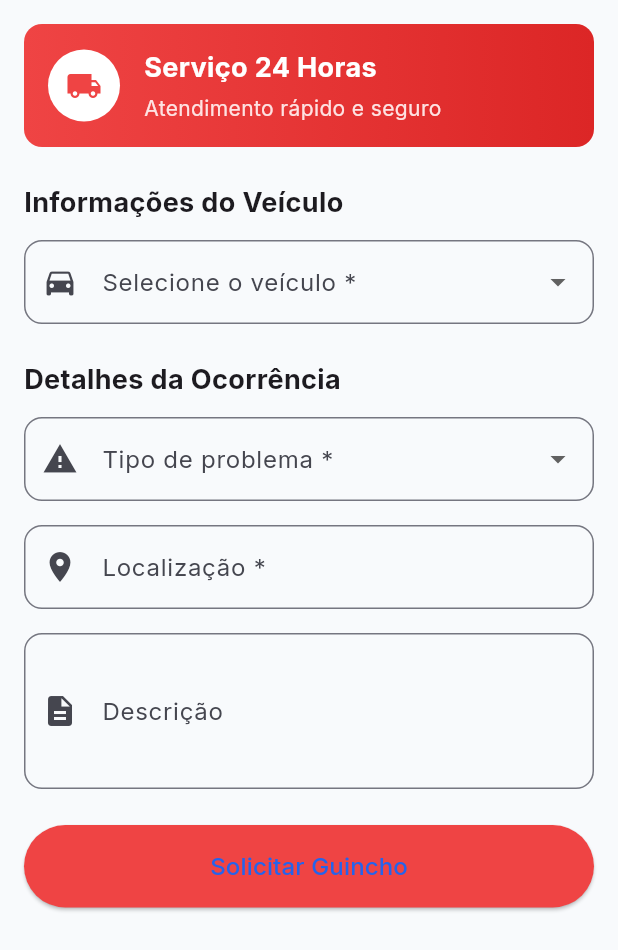
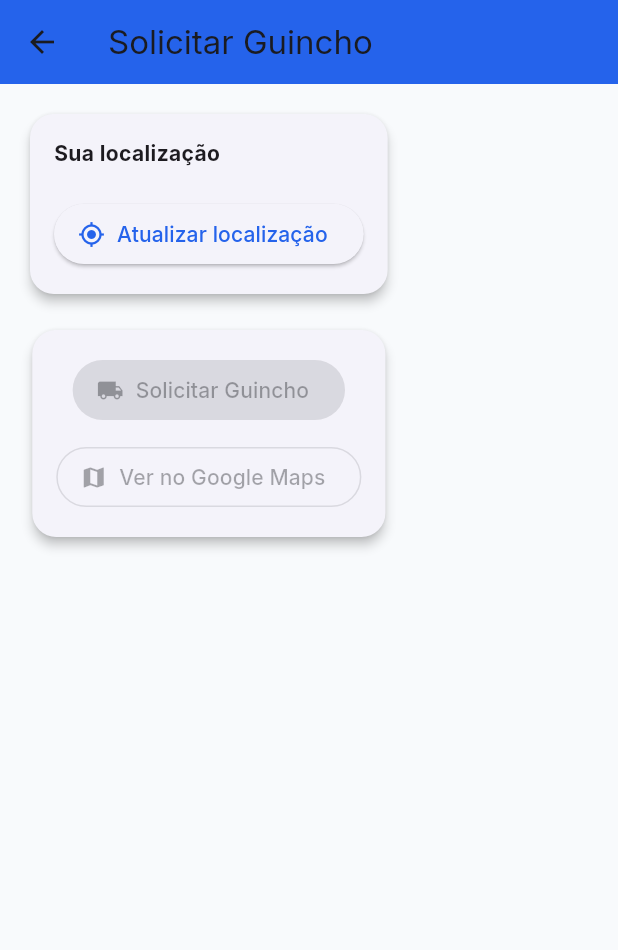
Before and after one commit to Dev-Rodrigo-Marins/promec_gti, a Flutter app: the SolicitarGuinchoScreen screen opened directly, on a phone screen of 412 x 824 dp. Shown: the top 950 px of the screen. Run offline on Flutter 3.47's test engine with Material 3 defaults, Android fonts, the light colour scheme and no system bars; our stand-ins replace firebase_auth, firebase_core, flutter_map, fluttertoast, geolocator, go_router and 3 more; accounts and stored records are empty.

Commit message:
mapa e solictar guincho ok - pendete oficinas proximas

```diff
--- a/flutter_app/lib/screens/cliente/solicitar_guincho_screen.dart
+++ b/flutter_app/lib/screens/cliente/solicitar_guincho_screen.dart
@@ -1,216 +1,300 @@
 import 'package:flutter/material.dart';
+import 'package:geolocator/geolocator.dart';
+import 'package:url_launcher/url_launcher.dart';
+import 'package:flutter_map/flutter_map.dart';
+import 'package:latlong2/latlong.dart';
+import 'dart:convert';
+import 'package:http/http.dart' as http;
 
 class SolicitarGuinchoScreen extends StatefulWidget {
-  const SolicitarGuinchoScreen({super.key});
+  const SolicitarGuinchoScreen({Key? key}) : super(key: key);
 
   @override
   State<SolicitarGuinchoScreen> createState() =>
       _SolicitarGuinchoScreenState();
 }
 
-class _SolicitarGuinchoScreenState extends State<SolicitarGuinchoScreen> {
-  final _formKey = GlobalKey<FormState>();
+class _SolicitarGuinchoScreenState
+    extends State<SolicitarGuinchoScreen> {
+  Position? _position;
+  bool _loading = false;
 
-  String? _veiculoSelecionado;
-  String? _tipoProblema;
+  // Lista de marcadores para o flutter_map
+  List<Marker> _markers = [];
 
-  final TextEditingController _localizacaoController = TextEditingController();
-  final TextEditingController _descricaoController = TextEditingController();
+  /// ===============================
+  /// BUSCAR OFICINAS (API)
+  /// ===============================
+  Future<List<Map<String, dynamic>>> buscarOficinas(
+      double lat, double lon) async {
+    final url = Uri.parse(
+        'http://204.216.132.130/promec/api/oficinas_proximas.php?lat=$lat&lon=$lon');
 
-  // 🔧 CORRIGIDO: tipagem forte
-  final List<Map<String, String>> _veiculos = [
-    {'id': '1', 'nome': 'Gol 2020 - ABC-1234'},
-    {'id': '2', 'nome': 'Civic 2021 - DEF-5678'},
-  ];
+    final response =
+        await http.get(url).timeout(const Duration(seconds: 10));
 
-  final List<String> _tiposProblema = [
-    'Pane mecânica',
-    'Pneu furado',
-    'Bateria descarregada',
-    'Sem combustível',
-    'Acidente',
-    'Outro',
-  ];
+    if (response.statusCode == 200) {
+      final data = jsonDecode(response.body);
 
-  @override
-  void dispose() {
-    _localizacaoController.dispose();
-    _descricaoController.dispose();
-    super.dispose();
+      if (data['status'] == 'ok') {
+        return List<Map<String, dynamic>>.from(data['dados']);
+      } else {
+        throw Exception(data['mensagem']);
+      }
+    } else {
+      throw Exception('Erro HTTP');
+    }
   }
 
+  /// ===============================
+  /// CARREGAR OFICINAS NO MAPA
+  /// ===============================
+  Future<void> _carregarOficinas() async {
+    if (_position == null) return;
+
+    try {
+      final oficinas = await buscarOficinas(
+        _position!.latitude,
+        _position!.longitude,
+      );
+
+      List<Marker> novosMarkers = [];
+
+      // 📍 marcador do usuário
+      novosMarkers.add(
+        Marker(
+          point: LatLng(
+            _position!.latitude,
+            _position!.longitude,
+          ),
+          width: 40,
+          height: 40,
+          builder: (_) => const Icon(
+            Icons.location_on,
+            color: Colors.blue,
+            size: 40,
+          ),
+        ),
+      );
+
+      // 🔧 oficinas
+      for (var oficina in oficinas) {
+        novosMarkers.add(
+          Marker(
+            point: LatLng(
+              oficina['lat'],
+              oficina['lon'],
+            ),
+            width: 40,
+            height: 40,
+            builder: (_) => const Icon(
+              Icons.store,
+              color: Colors.red,
+              size: 30,
+            ),
+          ),
+        );
+      }
+
+      setState(() {
+        _markers = novosMarkers;
+      });
+    } catch (e) {
+      _showSnack('Erro ao carregar oficinas');
+    }
+  }
+
+  /// ===============================
+  /// LOCALIZAÇÃO
+  /// ===============================
+  Future<void> _getCurrentLocation() async {
+    setState(() => _loading = true);
+
+    bool serviceEnabled =
+        await Geolocator.isLocationServiceEnabled();
+
+    if (!serviceEnabled) {
+      _showSnack('Ative o GPS');
+      setState(() => _loading = false);
+      return;
+    }
+
+    LocationPermission permission =
+        await Geolocator.checkPermission();
+
+    if (permission == LocationPermission.denied) {
+      permission = await Geolocator.requestPermission();
+
+      if (permission == LocationPermission.denied) {
+        _showSnack('Permissão negada');
+        setState(() => _loading = false);
+        return;
+      }
+    }
+
+    if (permission == LocationPermission.deniedForever) {
+      _showSnack('Permissão permanente negada');
+      setState(() => _loading = false);
+      return;
+    }
+
+    final pos = await Geolocator.getCurrentPosition();
+
+    setState(() {
+      _position = pos;
+      _loading = false;
+    });
+
+    await _carregarOficinas(); // 🔥 ESSENCIAL
+  }
+
+  /// ===============================
+  /// WHATSAPP GUINCHO
+  /// ===============================
+  Future<void> _requestTow() async {
+    if (_position == null) return;
+
+    final lat = _position!.latitude;
+    final lon = _position!.longitude;
+
+    final message = Uri.encodeComponent(
+        'Preciso de guincho: https://www.google.com/maps/search/?api=1&query=$lat,$lon');
+
+    final url = 'https://wa.me/5551986102344?text=$message';
+
+    await launchUrl(Uri.parse(url));
+  }
+
+  /// ===============================
+  /// MAPA EXTERNO
+  /// ===============================
+  Future<void> _openWorkshopsMap() async {
+    if (_position == null) return;
+
+    final lat = _position!.latitude;
+    final lon = _position!.longitude;
+
+    final url =
+        'https://www.google.com/maps/search/oficinas+mechanicas/@$lat,$lon,15z';
+
+    await launchUrl(Uri.parse(url));
+  }
+
+  /// ===============================
+  void _showSnack(String msg) {
+    ScaffoldMessenger.of(context)
+        .showSnackBar(SnackBar(content: Text(msg)));
+  }
+
+  /// ===============================
+  Widget _buildMap() {
+    if (_position == null) return const SizedBox.shrink();
+
+    return ClipRRect(
+      borderRadius: BorderRadius.circular(16),
+      child: SizedBox(
+        height: 200,
+        child: FlutterMap(
+          options: MapOptions(
+            center: LatLng(_position!.latitude, _position!.longitude),
+            zoom: 15,
+          ),
+          children: [
+            TileLayer(
+              urlTemplate: "https://{s}.basemaps.cartocdn.com/light_all/{z}/{x}/{y}.png",
+              subdomains: const ['a', 'b', 'c'],
+            ),
+            MarkerLayer(
+              markers: _markers,
+            ),
+          ],
+        ),
+      ),
+    );
+  }
+
+  /// ===============================
+  Widget _card({required Widget child}) {
+    return Card(
+      elevation: 3,
+      shape: RoundedRectangleBorder(
+        borderRadius: BorderRadius.circular(16),
+      ),
+      child: Padding(
+        padding: const EdgeInsets.all(16),
+        child: child,
+      ),
+    );
+  }
+
+  /// ===============================
   @override
   Widget build(BuildContext context) {
-    return SingleChildScrollView(
-      padding: const EdgeInsets.all(16),
-      child: Form(
-        key: _formKey,
+    const primaryColor = Color(0xFF2563EB);
+
+    return Scaffold(
+      backgroundColor: const Color(0xFFF8FAFC),
+      appBar: AppBar(
+        title: const Text('Solicitar Guincho'),
+        backgroundColor: primaryColor,
+      ),
+      body: SingleChildScrollView(
+        padding: const EdgeInsets.all(16),
         child: Column(
-          crossAxisAlignment: CrossAxisAlignment.start,
           children: [
-            // 🔴 Header 24h
-            Container(
-              padding: const EdgeInsets.all(16),
-              decoration: BoxDecoration(
-                gradient: const LinearGradient(
-                  colors: [Color(0xFFEF4444), Color(0xFFDC2626)],
-                ),
-                borderRadius: BorderRadius.circular(12),
-              ),
-              child: Row(
+            _card(
+              child: Column(
+                crossAxisAlignment:
+                    CrossAxisAlignment.start,
                 children: [
-                  Container(
-                    padding: const EdgeInsets.all(12),
-                    decoration: const BoxDecoration(
-                      color: Colors.white,
-                      shape: BoxShape.circle,
-                    ),
-                    child: const Icon(
-                      Icons.local_shipping,
-                      color: Color(0xFFEF4444),
-                    ),
+                  const Text(
+                    'Sua localização',
+                    style: TextStyle(
+                        fontWeight: FontWeight.bold),
                   ),
-                  const SizedBox(width: 16),
-                  const Expanded(
-                    child: Column(
-                      crossAxisAlignment: CrossAxisAlignment.start,
-                      children: [
-                        Text(
-                          'Serviço 24 Horas',
-                          style: TextStyle(
-                            color: Colors.white,
-                            fontWeight: FontWeight.bold,
-                            fontSize: 18,
-                          ),
-                        ),
-                        SizedBox(height: 4),
-                        Text(
-                          'Atendimento rápido e seguro',
-                          style: TextStyle(
-                            color: Color(0xFFFEE2E2),
-                          ),
-                        ),
-                      ],
-                    ),
+                  const SizedBox(height: 10),
+                  _buildMap(),
+                  const SizedBox(height: 10),
+                  ElevatedButton.icon(
+                    onPressed:
+                        _loading ? null : _getCurrentLocation,
+                    icon: const Icon(Icons.my_location),
+                    label: Text(_loading
+                        ? 'Carregando...'
+                        : 'Atualizar localização'),
                   ),
                 ],
               ),
             ),
 
-            const SizedBox(height: 24),
-
-            const Text(
-              'Informações do Veículo',
-              style: TextStyle(fontSize: 18, fontWeight: FontWeight.bold),
-            ),
-
-            const SizedBox(height: 12),
-
-            // 🚗 VEÍCULO (CORRIGIDO)
-            DropdownButtonFormField<String>(
-              value: _veiculoSelecionado,
-              decoration: InputDecoration(
-                labelText: 'Selecione o veículo *',
-                prefixIcon: const Icon(Icons.directions_car),
-                border: OutlineInputBorder(
-                  borderRadius: BorderRadius.circular(12),
-                ),
-              ),
-              items: _veiculos.map<DropdownMenuItem<String>>((veiculo) {
-                return DropdownMenuItem<String>(
-                  value: veiculo['id'],
-                  child: Text(veiculo['nome']!),
-                );
-              }).toList(),
-              onChanged: (value) {
-                setState(() {
-                  _veiculoSelecionado = value;
-                });
-              },
-              validator: (value) =>
-                  value == null ? 'Selecione um veículo' : null,
-            ),
-
-            const SizedBox(height: 24),
-
-            const Text(
-              'Detalhes da Ocorrência',
-              style: TextStyle(fontSize: 18, fontWeight: FontWeight.bold),
-            ),
-
-            const SizedBox(height: 12),
-
-            // ⚠️ TIPO PROBLEMA (CORRIGIDO)
-            DropdownButtonFormField<String>(
-              value: _tipoProblema,
-              decoration: InputDecoration(
-                labelText: 'Tipo de problema *',
-                prefixIcon: const Icon(Icons.warning),
-                border: OutlineInputBorder(
-                  borderRadius: BorderRadius.circular(12),
-                ),
-              ),
-              items: _tiposProblema.map<DropdownMenuItem<String>>((tipo) {
-                return DropdownMenuItem<String>(
-                  value: tipo,
-                  child: Text(tipo),
-                );
-              }).toList(),
-              onChanged: (value) {
-                setState(() {
-                  _tipoProblema = value;
-                });
-              },
-              validator: (value) =>
-                  value == null ? 'Selecione o tipo de problema' : null,
-            ),
-
             const SizedBox(height: 16),
 
-            // 📍 Localização
-            TextFormField(
-              controller: _localizacaoController,
-              decoration: InputDecoration(
-                labelText: 'Localização *',
-                prefixIcon: const Icon(Icons.location_on),
-                border: OutlineInputBorder(
-                  borderRadius: BorderRadius.circular(12),
-                ),
-              ),
-              validator: (value) =>
-                  value!.isEmpty ? 'Informe a localização' : null,
-            ),
+            _card(
+              child: Column(
+                children: [
+                  ElevatedButton.icon(
+                    onPressed: _position != null
+                        ? _requestTow
+                        : null,
+                    icon: const Icon(Icons.local_shipping),
+                    label:
+                        const Text('Solicitar Guincho'),
+                    style: ElevatedButton.styleFrom(
+                      backgroundColor: Colors.green,
+                    ),
+                  ),
 
-            const SizedBox(height: 16),
+                  const SizedBox(height: 10),
 
-            // 📝 Descrição
-            TextFormField(
-              controller: _descricaoController,
-              maxLines: 3,
-              decoration: InputDecoration(
-                labelText: 'Descrição',
-                prefixIcon: const Icon(Icons.description),
-                border: OutlineInputBorder(
-                  borderRadius: BorderRadius.circular(12),
-                ),
-              ),
-            ),
-
-            const SizedBox(height: 24),
-
-            // 🚀 BOTÃO
-            SizedBox(
-              width: double.infinity,
-              child: ElevatedButton(
-                onPressed: _solicitarGuincho,
-                style: ElevatedButton.styleFrom(
-                  backgroundColor: const Color(0xFFEF4444),
-                  padding: const EdgeInsets.symmetric(vertical: 16),
-                ),
-                child: const Text(
-                  'Solicitar Guincho',
-                  style: TextStyle(fontSize: 16),
-                ),
+                  OutlinedButton.icon(
+                    onPressed: _position != null
+                        ? _openWorkshopsMap
+                        : null,
+                    icon: const Icon(Icons.map),
+                    label: const Text(
+                        'Ver no Google Maps'),
+                  ),
+                ],
               ),
             ),
           ],
@@ -218,16 +302,4 @@ class _SolicitarGuinchoScreenState extends State<SolicitarGuinchoScreen> {
       ),
     );
   }
-
-  // 🔧 FUNÇÃO
-  void _solicitarGuincho() {
-    if (_formKey.currentState!.validate()) {
-      ScaffoldMessenger.of(context).showSnackBar(
-        const SnackBar(
-          content: Text('Guincho solicitado com sucesso!'),
-          backgroundColor: Colors.green,
-        ),
-      );
-    }
-  }
 }
--- /dev/null
+++ b/teste.txt
@@ -0,0 +1 @@
+2026-04-25 14:11:49
```
Also changed, not shown: flutter_app/pubspec.yaml (+15 -7 lines), .claude/settings.json (added), .openclaude-profile.json (added), flutter_app/pubspec.lock, 8 other files.
